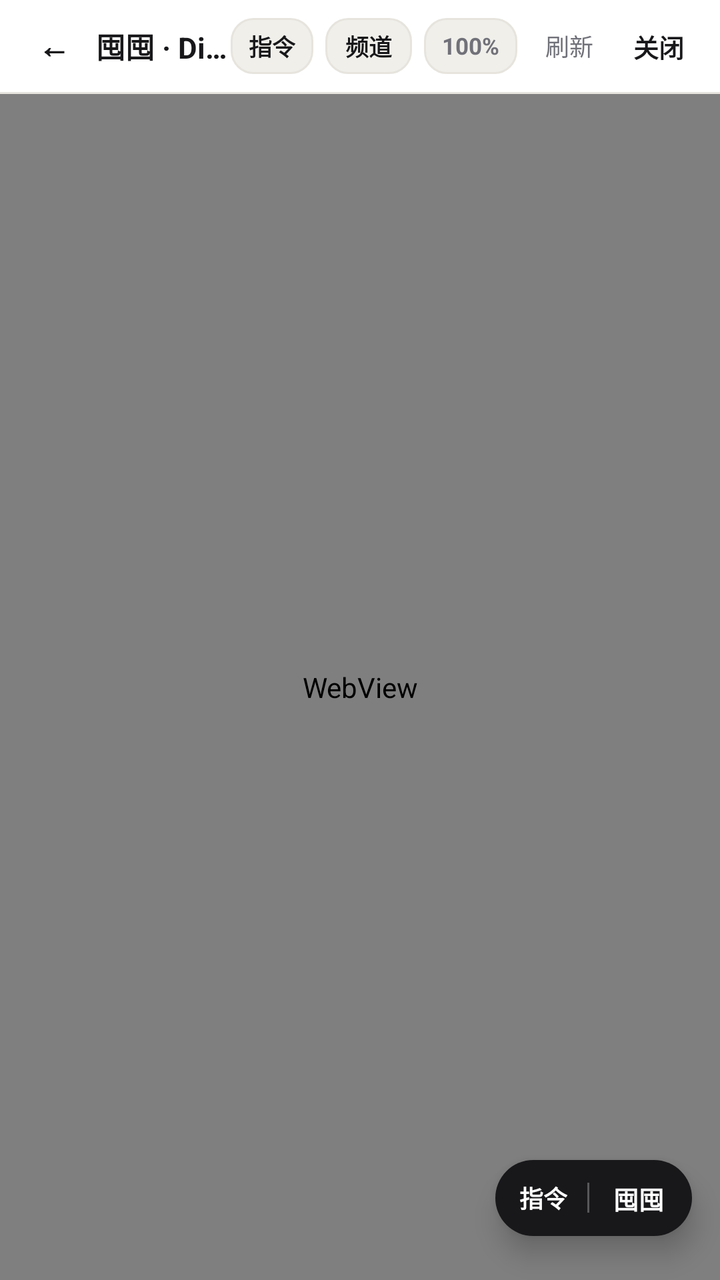
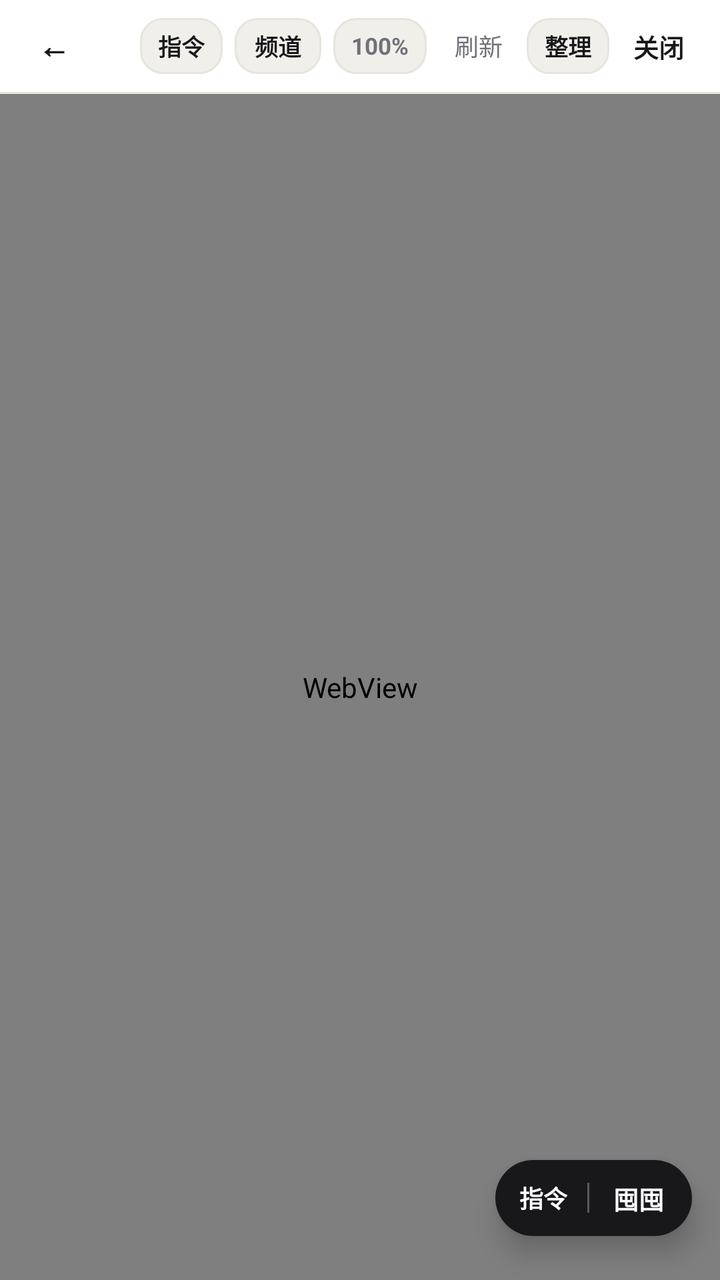

Two renders of the same Android screen: before a commit and after it. Below are the layout's source before the change and the commit's diff.
<!-- AndroidManifest.xml: application theme Theme.STThemeVault -->
<!-- res/layout/activity_discord_browser.xml -->
<?xml version="1.0" encoding="utf-8"?>
<LinearLayout xmlns:android="http://schemas.android.com/apk/res/android"
    xmlns:app="http://schemas.android.com/apk/res-auto"
    android:layout_width="match_parent"
    android:layout_height="match_parent"
    android:background="@color/bg"
    android:orientation="vertical">

    
    <LinearLayout
        android:layout_width="match_parent"
        android:layout_height="46dp"
        android:background="@color/surface"
        android:gravity="center_vertical"
        android:orientation="horizontal"
        android:paddingHorizontal="10dp">

        <TextView
            android:id="@+id/btnWebBack"
            android:layout_width="34dp"
            android:layout_height="34dp"
            android:clickable="true"
            android:focusable="true"
            android:gravity="center"
            android:text="←"
            android:textColor="@color/text_primary"
            android:textSize="16sp"
            android:textStyle="bold" />

        <TextView
            android:layout_width="0dp"
            android:layout_height="wrap_content"
            android:layout_marginStart="4dp"
            android:layout_weight="1"
            android:ellipsize="end"
            android:singleLine="true"
            android:text="囤囤 · Discord"
            android:textColor="@color/text_primary"
            android:textSize="14.5sp"
            android:textStyle="bold" />

        <TextView
            android:id="@+id/btnWebCommands"
            android:layout_width="wrap_content"
            android:layout_height="28dp"
            android:layout_marginEnd="6dp"
            android:background="@drawable/bg_input"
            android:clickable="true"
            android:focusable="true"
            android:gravity="center"
            android:paddingHorizontal="9dp"
            android:text="指令"
            android:textColor="@color/text_primary"
            android:textSize="11.5sp"
            android:textStyle="bold" />

        <TextView
            android:id="@+id/btnWebSidebar"
            android:layout_width="wrap_content"
            android:layout_height="28dp"
            android:layout_marginEnd="6dp"
            android:background="@drawable/bg_input"
            android:clickable="true"
            android:focusable="true"
            android:gravity="center"
            android:paddingHorizontal="10dp"
            android:text="频道"
            android:textColor="@color/text_primary"
            android:textSize="11.5sp"
            android:textStyle="bold" />

        <TextView
            android:id="@+id/btnWebZoom"
            android:layout_width="wrap_content"
            android:layout_height="28dp"
            android:layout_marginEnd="6dp"
            android:background="@drawable/bg_input"
            android:clickable="true"
            android:focusable="true"
            android:gravity="center"
            android:paddingHorizontal="9dp"
            android:text="100%"
            android:textColor="@color/text_muted"
            android:textSize="11.5sp"
            android:textStyle="bold" />

        <TextView
            android:id="@+id/btnWebReload"
            android:layout_width="wrap_content"
            android:layout_height="32dp"
            android:layout_marginEnd="4dp"
            android:clickable="true"
            android:focusable="true"
            android:gravity="center"
            android:paddingHorizontal="8dp"
            android:text="刷新"
            android:textColor="@color/text_muted"
            android:textSize="12sp" />

        <TextView
            android:id="@+id/btnWebClose"
            android:layout_width="wrap_content"
            android:layout_height="32dp"
            android:clickable="true"
            android:focusable="true"
            android:gravity="center"
            android:paddingHorizontal="8dp"
            android:text="关闭"
            android:textColor="@color/text_primary"
            android:textSize="12.5sp"
            android:textStyle="bold" />
    </LinearLayout>

    <View
        android:layout_width="match_parent"
        android:layout_height="1dp"
        android:background="@color/border" />

    
    <LinearLayout
        android:id="@+id/hoardProgressStrip"
        android:layout_width="match_parent"
        android:layout_height="wrap_content"
        android:background="@color/surface_2"
        android:gravity="center_vertical"
        android:orientation="horizontal"
        android:paddingHorizontal="14dp"
        android:paddingVertical="8dp"
        android:visibility="gone">

        <ProgressBar
            android:layout_width="15dp"
            android:layout_height="15dp"
            android:indeterminateTint="@color/text_primary" />

        <TextView
            android:id="@+id/tvHoardProgress"
            android:layout_width="0dp"
            android:layout_height="wrap_content"
            android:layout_marginStart="8dp"
            android:layout_weight="1"
            android:ellipsize="end"
            android:singleLine="true"
            android:text="正在囤入..."
            android:textColor="@color/text_primary"
            android:textSize="12sp" />
    </LinearLayout>

    
    <FrameLayout
        android:layout_width="match_parent"
        android:layout_height="0dp"
        android:layout_weight="1">

        <WebView
            android:id="@+id/webDiscord"
            android:layout_width="match_parent"
            android:layout_height="match_parent" />

        <ProgressBar
            android:id="@+id/pbWebLoading"
            android:layout_width="28dp"
            android:layout_height="28dp"
            android:layout_gravity="center"
            android:indeterminateTint="@color/text_muted" />

        
        <LinearLayout
            android:id="@+id/fabHoardDock"
            android:layout_width="wrap_content"
            android:layout_height="38dp"
            android:layout_gravity="bottom|end"
            android:layout_marginEnd="14dp"
            android:layout_marginBottom="22dp"
            android:background="@drawable/bg_dock_item_active"
            android:elevation="8dp"
            android:gravity="center_vertical"
            android:orientation="horizontal"
            android:paddingHorizontal="2dp">

            <TextView
                android:id="@+id/btnQuickCmd"
                android:layout_width="wrap_content"
                android:layout_height="match_parent"
                android:ellipsize="end"
                android:gravity="center"
                android:maxWidth="84dp"
                android:paddingHorizontal="10dp"
                android:singleLine="true"
                android:text="指令"
                android:textColor="@color/on_accent"
                android:textSize="12sp"
                android:textStyle="bold" />

            <View
                android:layout_width="1dp"
                android:layout_height="15dp"
                android:alpha="0.28"
                android:background="@color/on_accent" />

            <TextView
                android:id="@+id/fabHoard"
                android:layout_width="wrap_content"
                android:layout_height="match_parent"
                android:gravity="center"
                android:paddingHorizontal="12dp"
                android:text="囤囤"
                android:textColor="@color/on_accent"
                android:textSize="12.5sp"
                android:textStyle="bold" />
        </LinearLayout>
    </FrameLayout>

</LinearLayout>
<!-- resources referenced by this layout -->
<resources>
  <color name="bg">#F7F7F5</color>
  <color name="border">#E6E4DD</color>
  <color name="on_accent">#FFFFFF</color>
  <color name="surface">#FFFFFF</color>
  <color name="surface_2">#F0EFEA</color>
  <color name="text_muted">#71717A</color>
  <color name="text_primary">#18181B</color>
  <!-- drawable bg_dock_item_active (drawable) -->
  <?xml version="1.0" encoding="utf-8"?>
  <shape xmlns:android="http://schemas.android.com/apk/res/android" android:shape="rectangle">
      <solid android:color="@color/accent" />
      <corners android:radius="999dp" />
  </shape>
  <!-- drawable bg_input (drawable) -->
  <?xml version="1.0" encoding="utf-8"?>
  <shape xmlns:android="http://schemas.android.com/apk/res/android" android:shape="rectangle">
      <solid android:color="@color/surface_2" />
      <corners android:radius="11dp" />
      <stroke android:width="1dp" android:color="@color/border" />
  </shape>
  <style name="Theme.STThemeVault" parent="Theme.Material3.DayNight.NoActionBar">
          <item name="colorPrimary">@color/accent</item>
          <item name="colorOnPrimary">@color/on_accent</item>
          <item name="colorSecondary">@color/text_muted</item>
          <item name="colorSecondaryContainer">@color/surface_2</item>
          <item name="colorOnSecondaryContainer">@color/text_primary</item>
          <item name="colorSurface">@color/surface</item>
          <item name="colorOnSurface">@color/text_primary</item>
          <item name="colorSurfaceContainerHigh">@color/surface</item>
          <item name="colorOutline">@color/border</item>
          <item name="android:windowBackground">@color/bg</item>
          <item name="android:statusBarColor">@color/bg</item>
          <item name="android:navigationBarColor">@color/surface</item>
          <item name="android:windowLightStatusBar">true</item>
          <item name="android:windowLightNavigationBar" tools:targetApi="27">true</item>
      </style>
  <color name="accent">#18181B</color>
</resources>

<!-- the commit's change to res/layout/activity_discord_browser.xml (unified diff, before → after) -->
@@ -96,6 +96,21 @@
             android:text="刷新"
             android:textColor="@color/text_muted"
             android:textSize="12sp" />
+
+        <TextView
+            android:id="@+id/btnWebOrganize"
+            android:layout_width="wrap_content"
+            android:layout_height="28dp"
+            android:layout_marginEnd="4dp"
+            android:background="@drawable/bg_input"
+            android:clickable="true"
+            android:focusable="true"
+            android:gravity="center"
+            android:paddingHorizontal="9dp"
+            android:text="整理"
+            android:textColor="@color/text_primary"
+            android:textSize="11.5sp"
+            android:textStyle="bold" />
 
         <TextView
             android:id="@+id/btnWebClose"
